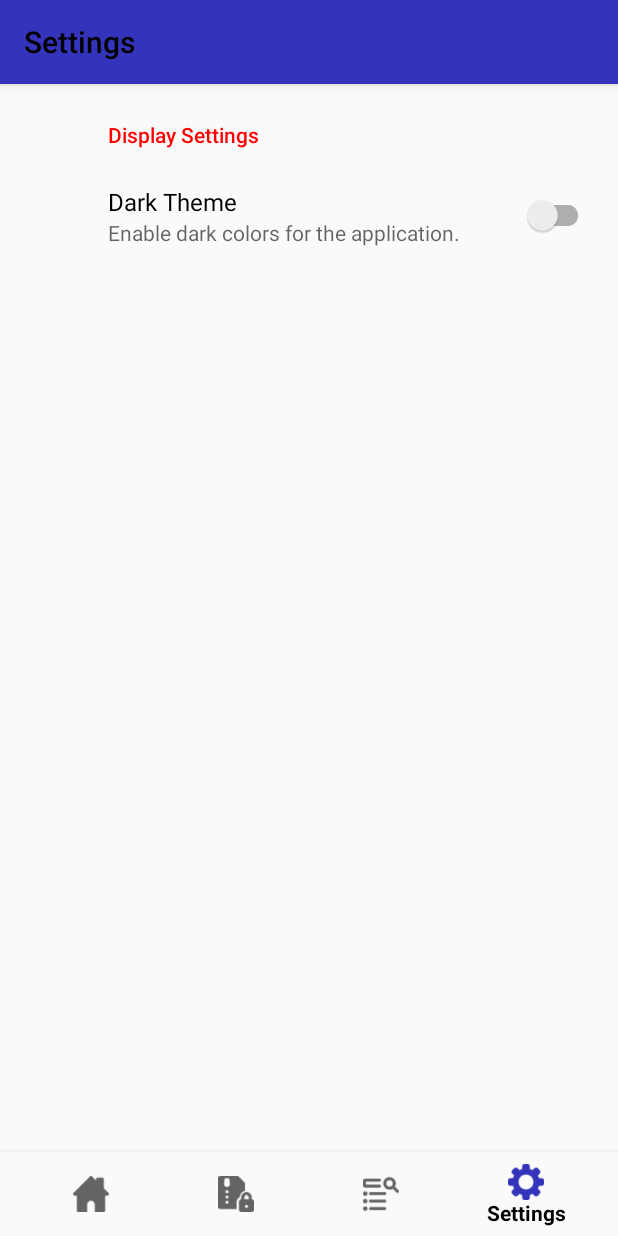
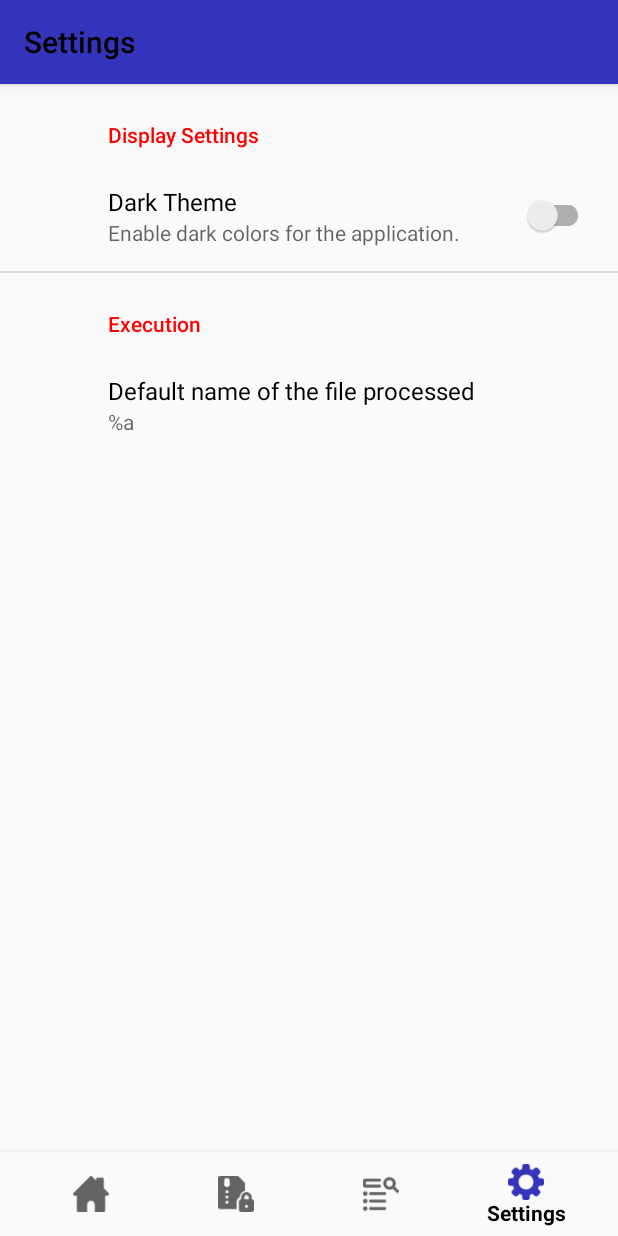
Before and after one commit to miguelromeral/SecretManager, an Android app: the SecretsFragment screen opened through its navigation route, item 4 of the bottom bar chosen, on a phone screen of 412 x 824 dp. Run offline under Robolectric (Android 15) with nearby library versions, the phone set to English and light mode, and no system bars; our stand-ins replace Room's generated code, androidx.preference, navigation-ui; libraries missing offline, so code that uses them is left out: androidx.databinding.library, org.bouncycastle.asn1, org.bouncycastle.jce, org.bouncycastle.util; 6 statements that could not run were skipped.

Commit message:
Filename shared preference added (not tested yet)

```diff
--- a/app/src/main/res/menu/options_secrets.xml
+++ b/app/src/main/res/menu/options_secrets.xml
@@ -1,5 +1,16 @@
 <?xml version="1.0" encoding="utf-8"?>
-<menu xmlns:android="http://schemas.android.com/apk/res/android">
+<menu xmlns:android="http://schemas.android.com/apk/res/android"
+    xmlns:app="http://schemas.android.com/apk/res-auto"
+    >
+
+
+    <item android:title="Search"
+        android:id="@+id/action_search"
+        android:icon="@android:drawable/ic_menu_search"
+        app:showAsAction="ifRoom|collapseActionView"
+        app:actionViewClass="androidx.appcompat.widget.SearchView"
+        />
+
 
     <item
         android:id="@+id/option_clear_secrets"
--- a/app/src/main/res/values/strings.xml
+++ b/app/src/main/res/values/strings.xml
@@ -23,6 +23,8 @@
 
     <!-- Preferences -->
     <string name="preference_key_theme">preference_app_theme</string>
+    <string name="preference_key_filename">preference_app_filenamme</string>
+    <string name="preference_filename_default">secret_manager_file</string>
 
 
     <string name="channel_id_files">channel_id_files</string>
--- a/app/src/main/res/xml/root_preferences.xml
+++ b/app/src/main/res/xml/root_preferences.xml
@@ -44,4 +44,17 @@
 
     </PreferenceCategory>
 
+
+    <PreferenceCategory
+        android:title="Execution">
+
+        <EditTextPreference
+            android:key="@string/preference_key_filename"
+            android:title="Default name of the file processed"
+            android:summary="%a"
+            android:defaultValue="@string/preference_filename_default"
+            android:dialogTitle="Set the file's name"/>
+
+    </PreferenceCategory>
+
 </PreferenceScreen>
```
Also changed, not shown: app/src/main/java/es/miguelromeral/secretmanager/ui/fragments/FileConverterFragment.kt (+6 -2 lines), app/src/main/java/es/miguelromeral/secretmanager/ui/fragments/SecretsFragment.kt (+60 -10 lines).
